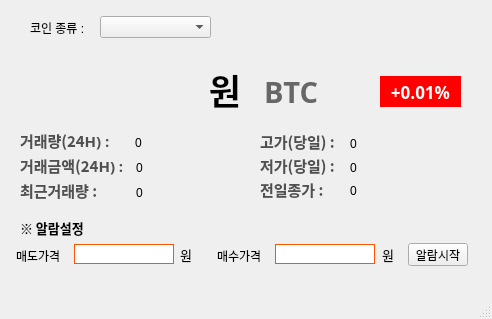
First picture: the form in ui/coinPriceUi.ui, repository gyojincompany/coinTest-20240102, before the edit.
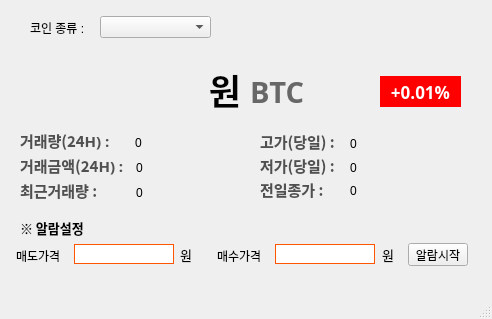
Second picture: the form after the edit.

Commit message: 코인 선택 콤보박스 기능 추가

```diff
--- a/ui/coinPriceUi.ui
+++ b/ui/coinPriceUi.ui
@@ -64,9 +64,9 @@
    <widget class="QLabel" name="coin_ticker_label">
     <property name="geometry">
      <rect>
-      <x>264</x>
+      <x>250</x>
       <y>71</y>
-      <width>91</width>
+      <width>111</width>
       <height>41</height>
      </rect>
     </property>
```
The commit also changes 2 other files.
